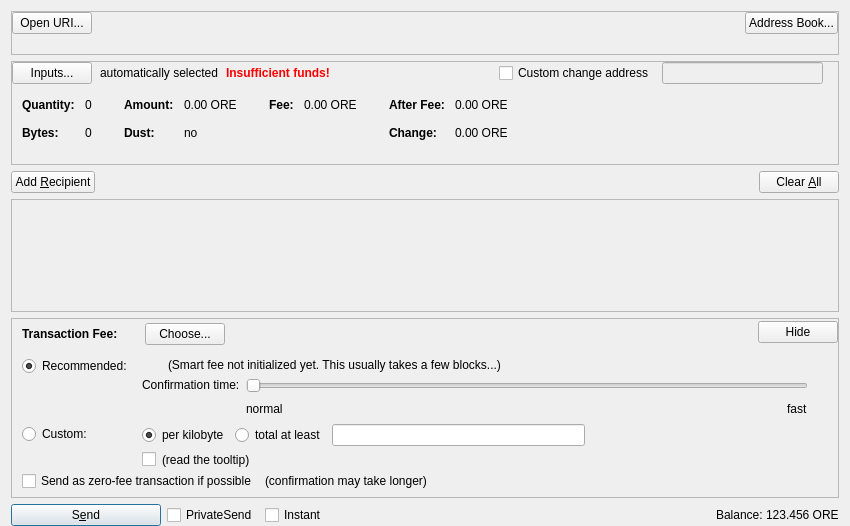
The window that src/qt/forms/sendcoinsdialog.ui (genix-project/genix) describes before a commit, drawn with Qt 5.
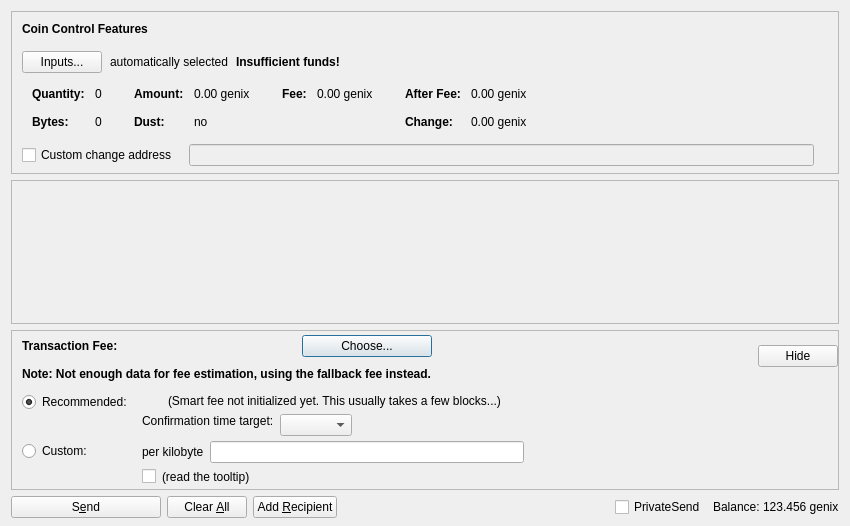
The same window after the commit. Custom widgets are drawn as their Qt base class.

What changed in the file:
```diff
--- a/src/qt/forms/sendcoinsdialog.ui
+++ b/src/qt/forms/sendcoinsdialog.ui
@@ -13,82 +13,10 @@
 		<property name="windowTitle">
 			<string>Send Coins</string>
 		</property>
-		<layout class="QVBoxLayout" name="verticalLayout" stretch="0,0,0,1,0,0">
+  <layout class="QVBoxLayout" name="verticalLayout" stretch="0,1,0,0">
 			<property name="bottomMargin">
-				<number>0</number>
-			</property>
-			<item>
-				<widget class="QFrame" name="frameSendTopButton">
-					<property name="sizePolicy">
-						<sizepolicy hsizetype="Expanding" vsizetype="Expanding">
-							<horstretch>0</horstretch>
-							<verstretch>0</verstretch>
-						</sizepolicy>
-					</property>
-					<property name="frameShape">
-						<enum>QFrame::StyledPanel</enum>
-					</property>
-					<property name="frameShadow">
-						<enum>QFrame::Sunken</enum>
-					</property>
-					<layout class="QHBoxLayout" name="topSendButtons">
-                        <property name="leftMargin">
-                            <number>0</number>
-                        </property>
-                        <property name="topMargin">
-                            <number>0</number>
-                        </property>
-                        <property name="rightMargin">
-                            <number>0</number>
-                        </property>
-                        <property name="bottomMargin">
-                            <number>20</number>
-                        </property>
-						<item>
-							<widget class="QPushButton" name="openURIButton">
-								<property name="toolTip">
-									<string>Open a payment request.</string>
-								</property>
-								<property name="text">
-									<string>Open URI...</string>
-								</property>
-								<property name="autoDefault">
-									<bool>false</bool>
-								</property>
-								<property name="default">
-									<bool>true</bool>
-								</property>
-							</widget>
-						</item>
-                        <item>
-                            <spacer name="horizontalSpacerWalletSecruity">
-                                <property name="orientation">
-                                    <enum>Qt::Horizontal</enum>
-                                </property>
-                                <property name="sizeHint" stdset="0">
-                                    <size>
-                                        <width>40</width>
-                                        <height>1</height>
-                                    </size>
-                                </property>
-                            </spacer>
-                        </item>
-						<item>
-							<widget class="QPushButton" name="sendingAddressesButton">
-								<property name="toolTip">
-									<string>Clear all fields of the form.</string>
-								</property>
-								<property name="text">
-									<string>Address Book...</string>
-								</property>
-								<property name="autoDefault">
-									<bool>false</bool>
-								</property>
-							</widget>
-						</item>
-					</layout>
-				</widget>
-			</item>
+    <number>8</number>
+   </property>
 			<item>
 				<widget class="QFrame" name="frameCoinControl">
 					<property name="sizePolicy">
@@ -123,14 +51,48 @@
 							<number>0</number>
 						</property>
 						<property name="bottomMargin">
-							<number>8</number>
+       <number>6</number>
 						</property>
 						<item>
 							<layout class="QVBoxLayout" name="verticalLayoutCoinControl" stretch="0,0,0,0,1">
 								<property name="spacing">
 									<number>0</number>
 								</property>
-								
+        <property name="leftMargin">
+         <number>10</number>
+        </property>
+        <property name="topMargin">
+         <number>10</number>
+        </property>
+        <item>
+         <layout class="QHBoxLayout" name="horizontalLayoutCoinControl1">
+          <property name="bottomMargin">
+           <number>15</number>
+          </property>
+          <item>
+           <widget class="QLabel" name="labelCoinControlFeatures">
+            <property name="sizePolicy">
+             <sizepolicy hsizetype="Preferred" vsizetype="Maximum">
+              <horstretch>0</horstretch>
+              <verstretch>0</verstretch>
+             </sizepolicy>
+            </property>
+            <property name="font">
+             <font>
+              <weight>75</weight>
+              <bold>true</bold>
+             </font>
+            </property>
+            <property name="styleSheet">
+             <string notr="true">font-weight:bold;</string>
+            </property>
+            <property name="text">
+             <string>Coin Control Features</string>
+            </property>
+           </widget>
+          </item>
+         </layout>
+        </item>
 								<item>
 									<layout class="QHBoxLayout" name="horizontalLayoutCoinControl2" stretch="0,0,0,0">
 										<property name="spacing">
@@ -171,7 +133,7 @@
 													</font>
 												</property>
 												<property name="styleSheet">
-													<string notr="true">color:red;font-weight:bold;</string>
+             <string notr="true">font-weight:bold;</string>
 												</property>
 												<property name="text">
 													<string>Insufficient funds!</string>
@@ -194,51 +156,6 @@
 												</property>
 											</spacer>
 										</item>
-                                        	<item>
-											<widget class="QCheckBox" name="checkBoxCoinControlChange">
-												<property name="toolTip">
-													<string>If this is activated, but the change address is empty or invalid, change will be sent to a newly generated address.</string>
-												</property>
-												<property name="text">
-													<string>Custom change address</string>
-												</property>
-											</widget>
-										</item>
-										<item>
-											<widget class="QValidatedLineEdit" name="lineEditCoinControlChange">
-												<property name="enabled">
-													<bool>false</bool>
-												</property>
-												<property name="sizePolicy">
-													<sizepolicy hsizetype="Expanding" vsizetype="Fixed">
-														<horstretch>0</horstretch>
-														<verstretch>0</verstretch>
-													</sizepolicy>
-												</property>
-											</widget>
-										</item>
-										<item>
-											<widget class="QLabel" name="labelCoinControlChangeLabel">
-												<property name="sizePolicy">
-													<sizepolicy hsizetype="Preferred" vsizetype="Expanding">
-														<horstretch>0</horstretch>
-														<verstretch>0</verstretch>
-													</sizepolicy>
-												</property>
-												<property name="minimumSize">
-													<size>
-														<width>0</width>
-														<height>0</height>
-													</size>
-												</property>
-												<property name="text">
-													<string/>
-												</property>
-												<property name="margin">
-													<number>3</number>
-												</property>
-											</widget>
-										</item>
 									</layout>
 								</item>
 								<item>
@@ -407,7 +324,7 @@
 																		<enum>Qt::ActionsContextMenu</enum>
 																	</property>
 																	<property name="text">
-																		<string notr="true">0.00 ORE</string>
+                  <string notr="true">0.00 genix</string>
 																	</property>
 																	<property name="textInteractionFlags">
 																		<set>Qt::LinksAccessibleByMouse|Qt::TextSelectableByKeyboard|Qt::TextSelectableByMouse</set>
@@ -487,7 +404,7 @@
 																		<enum>Qt::ActionsContextMenu</enum>
 																	</property>
 																	<property name="text">
-																		<string notr="true">0.00 ORE</string>
+                  <string notr="true">0.00 genix</string>
 																	</property>
 																	<property name="textInteractionFlags">
 																		<set>Qt::LinksAccessibleByMouse|Qt::TextSelectableByKeyboard|Qt::TextSelectableByMouse</set>
@@ -538,7 +455,7 @@
 																		<enum>Qt::ActionsContextMenu</enum>
 																	</property>
 																	<property name="text">
-																		<string notr="true">0.00 ORE</string>
+                  <string notr="true">0.00 genix</string>
 																	</property>
 																	<property name="textInteractionFlags">
 																		<set>Qt::LinksAccessibleByMouse|Qt::TextSelectableByKeyboard|Qt::TextSelectableByMouse</set>
@@ -567,7 +484,7 @@
 																		<enum>Qt::ActionsContextMenu</enum>
 																	</property>
 																	<property name="text">
-																		<string notr="true">0.00 ORE</string>
+                  <string notr="true">0.00 genix</string>
 																	</property>
 																	<property name="textInteractionFlags">
 																		<set>Qt::LinksAccessibleByMouse|Qt::TextSelectableByKeyboard|Qt::TextSelectableByMouse</set>
@@ -595,7 +512,51 @@
 										<property name="rightMargin">
 											<number>5</number>
 										</property>
-									
+          <item>
+           <widget class="QCheckBox" name="checkBoxCoinControlChange">
+            <property name="toolTip">
+             <string>If this is activated, but the change address is empty or invalid, change will be sent to a newly generated address.</string>
+            </property>
+            <property name="text">
+             <string>Custom change address</string>
+            </property>
+           </widget>
+          </item>
+          <item>
+           <widget class="QValidatedLineEdit" name="lineEditCoinControlChange">
+            <property name="enabled">
+             <bool>false</bool>
+            </property>
+            <property name="sizePolicy">
+             <sizepolicy hsizetype="Expanding" vsizetype="Fixed">
+              <horstretch>0</horstretch>
+              <verstretch>0</verstretch>
+             </sizepolicy>
+            </property>
+           </widget>
+          </item>
+          <item>
+           <widget class="QLabel" name="labelCoinControlChangeLabel">
+            <property name="sizePolicy">
+             <sizepolicy hsizetype="Preferred" vsizetype="Expanding">
+              <horstretch>0</horstretch>
+              <verstretch>0</verstretch>
+             </sizepolicy>
+            </property>
+            <property name="minimumSize">
+             <size>
+              <width>0</width>
+              <height>0</height>
+             </size>
+            </property>
+            <property name="text">
+             <string/>
+            </property>
+            <property name="margin">
+             <number>3</number>
+            </property>
+           </widget>
+          </item>
 									</layout>
 								</item>
 								<item>
@@ -616,55 +577,6 @@
 					</layout>
 				</widget>
 			</item>
-            <item>
-                <layout class="QHBoxLayout">
-                    <item>
-                        <widget class="QPushButton" name="addButton">
-                            <property name="toolTip">
-                                <string>Send to multiple recipients at once</string>
-                            </property>
-                            <property name="text">
-                                <string>Add &amp;Recipient</string>
-                            </property>
-                            <property name="autoDefault">
-                                <bool>false</bool>
-                            </property>
-                        </widget>
-                    </item>
-                    <item>
-						<spacer name="horizontalSpacer">
-							<property name="orientation">
-								<enum>Qt::Horizontal</enum>
-							</property>
-							<property name="sizeHint" stdset="0">
-								<size>
-									<width>40</width>
-									<height>20</height>
-								</size>
-							</property>
-						</spacer>
-					</item>
-                    <item>
-                        <widget class="QPushButton" name="clearButton">
-                            <property name="sizePolicy">
-                                <sizepolicy hsizetype="Minimum" vsizetype="Fixed">
-                                    <horstretch>0</horstretch>
-                                    <verstretch>0</verstretch>
-                                </sizepolicy>
-                            </property>
-                            <property name="toolTip">
-                                <string>Clear all fields of the form.</string>
-                            </property>
-                            <property name="text">
-                                <string>Clear &amp;All</string>
-                            </property>
-                            <property name="autoDefault">
-                                <bool>false</bool>
-                            </property>
-                        </widget>
-                    </item>
-                </layout>
-            </item>
 			<item>
 				<widget class="QScrollArea" name="scrollArea">
 					<property name="widgetResizable">
@@ -676,7 +588,7 @@
 								<x>0</x>
 								<y>0</y>
 								<width>830</width>
-								<height>69</height>
+        <height>104</height>
 							</rect>
 						</property>
 						<layout class="QVBoxLayout" name="verticalLayout_2" stretch="0,1">
@@ -832,6 +744,38 @@
 														</item>
 													</layout>
 												</item>
+            <item>
+             <spacer name="verticalSpacer_7">
+              <property name="orientation">
+               <enum>Qt::Vertical</enum>
+              </property>
+              <property name="sizeHint" stdset="0">
+               <size>
+                <width>1</width>
+                <height>10</height>
+               </size>
+              </property>
+             </spacer>
+            </item>
+            <item>
+             <widget class="QLabel" name="fallbackFeeWarningLabel">
+              <property name="toolTip">
+               <string>Using the fallbackfee can result in sending a transaction that will take several hours or days (or never) to confirm. Consider choosing your fee manually or wait until you have validated the complete chain.</string>
+              </property>
+              <property name="font">
+              <font>
+                  <weight>75</weight>
+                  <bold>true</bold>
+              </font>
+              </property>
+              <property name="text">
+               <string>Note: Not enough data for fee estimation, using the fallback fee instead.</string>
+              </property>
+              <property name="wordWrap">
+               <bool>false</bool>
+              </property>
+             </widget>
+            </item>
 												<item>
 													<spacer name="verticalSpacer_5">
 														<property name="orientation">
@@ -854,8 +798,8 @@
 												</property>
 												<property name="sizeHint" stdset="0">
 													<size>
-														<width>40</width>
-														<height>20</height>
+              <width>1</width>
+              <height>1</height>
 													</size>
 												</property>
 											</spacer>
@@ -912,36 +856,17 @@
 															<item>
 																<layout class="QHBoxLayout" name="horizontalLayoutFee13">
 																	<item>
-																		<widget class="QRadioButton" name="radioCustomPerKilobyte">
+                  <widget class="QLabel" name="labelCustomPerKilobyte">
 																			<property name="toolTip">
-																				<string>If the custom fee is set to 1000 crag and the transaction is only 250 bytes, then &quot;per kilobyte&quot; only pays 250 crag in fee,&lt;br /&gt;while &quot;at least&quot; pays 1000 crag. For transactions bigger than a kilobyte both pay by kilobyte.</string>
+                    <string>If the custom fee is set to 1000 duffs and the transaction is only 250 bytes, then &quot;per kilobyte&quot; only pays 250 duffs in fee,&lt;br /&gt;while &quot;at least&quot; pays 1000 duffs. For transactions bigger than a kilobyte both pay by kilobyte.</string>
 																			</property>
 																			<property name="text">
 																				<string>per kilobyte</string>
 																			</property>
-																			<property name="checked">
-																				<bool>true</bool>
-																			</property>
-																			<attribute name="buttonGroup">
-																				<string notr="true">groupCustomFee</string>
-																			</attribute>
 																		</widget>
 																	</item>
 																	<item>
-																		<widget class="QRadioButton" name="radioCustomAtLeast">
-																			<property name="toolTip">
-																				<string>If the custom fee is set to 1000 crag and the transaction is only 250 bytes, then &quot;per kilobyte&quot; only pays 250 crag in fee,&lt;br /&gt;while &quot;total at least&quot; pays 1000 crag. For transactions bigger than a kilobyte both pay by kilobyte.</string>
-																			</property>
-																			<property name="text">
-																				<string>total at least</string>
-																			</property>
-																			<attribute name="buttonGroup">
-																				<string notr="true">groupCustomFee</string>
-																			</attribute>
-																		</widget>
-																	</item>
-																	<item>
-																		<widget class="GENIXAmountField" name="customFee"/>
+                  <widget class="BitcoinAmountField" name="customFee"/>
 																	</item>
 																	<item>
 																		<spacer name="horizontalSpacer_6">
@@ -963,7 +888,7 @@
 																	<item>
 																		<widget class="QCheckBox" name="checkBoxMinimumFee">
 																			<property name="toolTip">
-																				<string>Paying only the minimum fee is just fine as long as there is less transaction volume than space in the blocks.&lt;br /&gt;But be aware that this can end up in a never confirming transaction once there is more demand for Genix transactions than the network can process.</string>
+                    <string>Paying only the minimum fee is just fine as long as there is less transaction volume than space in the blocks.&lt;br /&gt;But be aware that this can end up in a never confirming transaction once there is more demand for genix transactions than the network can process.</string>
 																			</property>
 																			<property name="text">
 																				<string/>
@@ -976,7 +901,7 @@
 																				<bool>true</bool>
 																			</property>
 																			<property name="toolTip">
-																				<string>Paying only the minimum fee is just fine as long as there is less transaction volume than space in the blocks.&lt;br /&gt;But be aware that this can end up in a never confirming transaction once there is more demand for Genix transactions than the network can process.</string>
+                    <string>Paying only the minimum fee is just fine as long as there is less transaction volume than space in the blocks.&lt;br /&gt;But be aware that this can end up in a never confirming transaction once there is more demand for genix transactions than the network can process.</string>
 																			</property>
 																			<property name="text">
 																				<string>(read the tooltip)</string>
@@ -1119,7 +1044,7 @@
 																			<item>
 																				<widget class="QLabel" name="labelSmartFee3">
 																					<property name="text">
-																						<string>Confirmation time:</string>
+                      <string>Confirmation time target:</string>
 																					</property>
 																					<property name="margin">
 																						<number>2</number>
@@ -1147,44 +1072,15 @@
 																				<number>30</number>
 																			</property>
 																			<item>
-																				<widget class="QSlider" name="sliderSmartFee">
-																					<property name="minimum">
+                    <layout class="QHBoxLayout" name="horizontalLayoutConfTarget">
+                     <property name="bottomMargin">
 																						<number>0</number>
 																					</property>
-																					<property name="maximum">
-																						<number>24</number>
-																					</property>
-																					<property name="pageStep">
-																						<number>1</number>
-																					</property>
-																					<property name="value">
-																						<number>0</number>
-																					</property>
-																					<property name="orientation">
-																						<enum>Qt::Horizontal</enum>
-																					</property>
-																					<property name="invertedAppearance">
-																						<bool>false</bool>
-																					</property>
-																					<property name="invertedControls">
-																						<bool>false</bool>
-																					</property>
-																					<property name="tickPosition">
-																						<enum>QSlider::NoTicks</enum>
-																					</property>
-																				</widget>
-																			</item>
 																			<item>
-																				<layout class="QHBoxLayout" name="horizontalLayoutFee10">
-																					<item>
-																						<widget class="QLabel" name="labelSmartFeeNormal">
-																							<property name="text">
-																								<string>normal</string>
-																							</property>
-																						</widget>
+                      <widget class="QComboBox" name="confTargetSelector"/>
 																					</item>
 																					<item>
-																						<spacer name="horizontalSpacer_3">
+                      <spacer name="horizontalSpacerConfTarget">
 																							<property name="orientation">
 																								<enum>Qt::Horizontal</enum>
 																							</property>
@@ -1196,13 +1092,6 @@
 																							</property>
 																						</spacer>
 																					</item>
-																					<item>
-																						<widget class="QLabel" name="labelSmartFeeFast">
-																							<property name="text">
-																								<string>fast</string>
-																							</property>
-																						</widget>
-																					</item>
 																				</layout>
 																			</item>
 																		</layout>
@@ -1226,59 +1115,6 @@
 													</item>
 												</layout>
 											</item>
-											<item>
-												<layout class="QHBoxLayout" name="horizontalLayoutFee5" stretch="0,0,0">
-													<property name="spacing">
-														<number>8</number>
-													</property>
-													<property name="bottomMargin">
-														<number>4</number>
-													</property>
-													<item>
-														<widget class="QCheckBox" name="checkBoxFreeTx">
-															<property name="text">
-																<string>Send as zero-fee transaction if possible</string>
-															</property>
-														</widget>
-													</item>
-													<item>
-														<widget class="QLabel" name="labelFreeTx">
-															<property name="text">
-																<string>(confirmation may take longer)</string>
-															</property>
-															<property name="margin">
-																<number>5</number>
-															</property>
-														</widget>
-													</item>
-													<item>
-														<spacer name="horizontalSpacerFee5">
-															<property name="orientation">
-																<enum>Qt::Horizontal</enum>
-															</property>
-															<property name="sizeHint" stdset="0">
-																<size>
-																	<width>1</width>
-																	<height>1</height>
-																</size>
-															</property>
-														</spacer>
-													</item>
-												</layout>
-											</item>
-											<item>
-												<spacer name="verticalSpacerFee2">
-													<property name="orientation">
-														<enum>Qt::Vertical</enum>
-													</property>
-													<property name="sizeHint" stdset="0">
-														<size>
-															<width>1</width>
-															<height>1</height>
-														</size>
-													</property>
-												</spacer>
-											</item>
 										</layout>
 									</widget>
 								</item>
@@ -1302,18 +1138,6 @@
 			</item>
 			<item>
 				<layout class="QHBoxLayout" name="horizontalLayout">
-                    <property name="leftMargin">
-                        <number>0</number>
-                    </property>
-                    <property name="topMargin">
-                        <number>0</number>
-                    </property>
-                    <property name="rightMargin">
-                        <number>0</number>
-                    </property>
-                    <property name="bottomMargin">
-                        <number>0</number>
-                    </property>
 					<item>
 						<widget class="QPushButton" name="sendButton">
 							<property name="minimumSize">
@@ -1332,10 +1156,55 @@
 								<bool>false</bool>
 							</property>
 							<property name="default">
-								<bool>true</bool>
+        <bool>false</bool>
 							</property>
 						</widget>
 					</item>
+     <item>
+      <widget class="QPushButton" name="clearButton">
+       <property name="sizePolicy">
+        <sizepolicy hsizetype="Minimum" vsizetype="Fixed">
+         <horstretch>0</horstretch>
+         <verstretch>0</verstretch>
+        </sizepolicy>
+       </property>
+       <property name="toolTip">
+        <string>Clear all fields of the form.</string>
+       </property>
+       <property name="text">
+        <string>Clear &amp;All</string>
+       </property>
+       <property name="autoDefault">
+        <bool>false</bool>
+       </property>
+      </widget>
+     </item>
+     <item>
+      <widget class="QPushButton" name="addButton">
+       <property name="toolTip">
+        <string>Send to multiple recipients at once</string>
+       </property>
+       <property name="text">
+        <string>Add &amp;Recipient</string>
+       </property>
+       <property name="autoDefault">
+        <bool>false</bool>
+       </property>
+      </widget>
+     </item>
+     <item>
+      <spacer name="horizontalSpacer">
+       <property name="orientation">
+        <enum>Qt::Horizontal</enum>
+       </property>
+       <property name="sizeHint" stdset="0">
+        <size>
+         <width>40</width>
+         <height>20</height>
+        </size>
+       </property>
+      </spacer>
+     </item>
 					<item>
 						<layout class="QHBoxLayout" name="horizontalLayout_2">
 							<property name="spacing">
@@ -1358,42 +1227,6 @@
 								</widget>
 							</item>
 							<item>
-								<widget class="QCheckBox" name="checkUseInstantSend">
-									<property name="enabled">
-										<bool>true</bool>
-									</property>
-									<property name="minimumSize">
-										<size>
-											<width>85</width>
-											<height>0</height>
-										</size>
-									</property>
-									<property name="text">
-										<string>Instant</string>
-									</property>
-								</widget>
-							</item>
-                        </layout>
-                    </item>
-					<item>
-						<spacer name="horizontalSpacer">
-							<property name="orientation">
-								<enum>Qt::Horizontal</enum>
-							</property>
-							<property name="sizeHint" stdset="0">
-								<size>
-									<width>40</width>
-									<height>20</height>
-								</size>
-							</property>
-						</spacer>
-					</item>
-					<item>
-						<layout class="QHBoxLayout" name="horizontalLayout_2">
-							<property name="spacing">
-								<number>3</number>
-							</property>
-							<item>
 								<widget class="QLabel" name="label">
 									<property name="text">
 										<string>Balance:</string>
@@ -1412,7 +1245,7 @@
 										<cursorShape>IBeamCursor</cursorShape>
 									</property>
 									<property name="text">
-										<string notr="true">123.456 ORE</string>
+          <string notr="true">123.456 genix</string>
 									</property>
 									<property name="textInteractionFlags">
 										<set>Qt::LinksAccessibleByMouse|Qt::TextSelectableByKeyboard|Qt::TextSelectableByMouse</set>
@@ -1432,9 +1265,9 @@
 			<header>qvalidatedlineedit.h</header>
 		</customwidget>
 		<customwidget>
-			<class>GENIXAmountField</class>
+   <class>BitcoinAmountField</class>
 			<extends>QLineEdit</extends>
-			<header>genixamountfield.h</header>
+   <header>bitcoinamountfield.h</header>
 			<container>1</container>
 		</customwidget>
 	</customwidgets>
@@ -1443,7 +1276,6 @@
 	</resources>
 	<connections/>
 	<buttongroups>
-		<buttongroup name="groupCustomFee"/>
 		<buttongroup name="groupFee"/>
 	</buttongroups>
 </ui>
```
Lines whose indentation alone changed are shown as unchanged.
